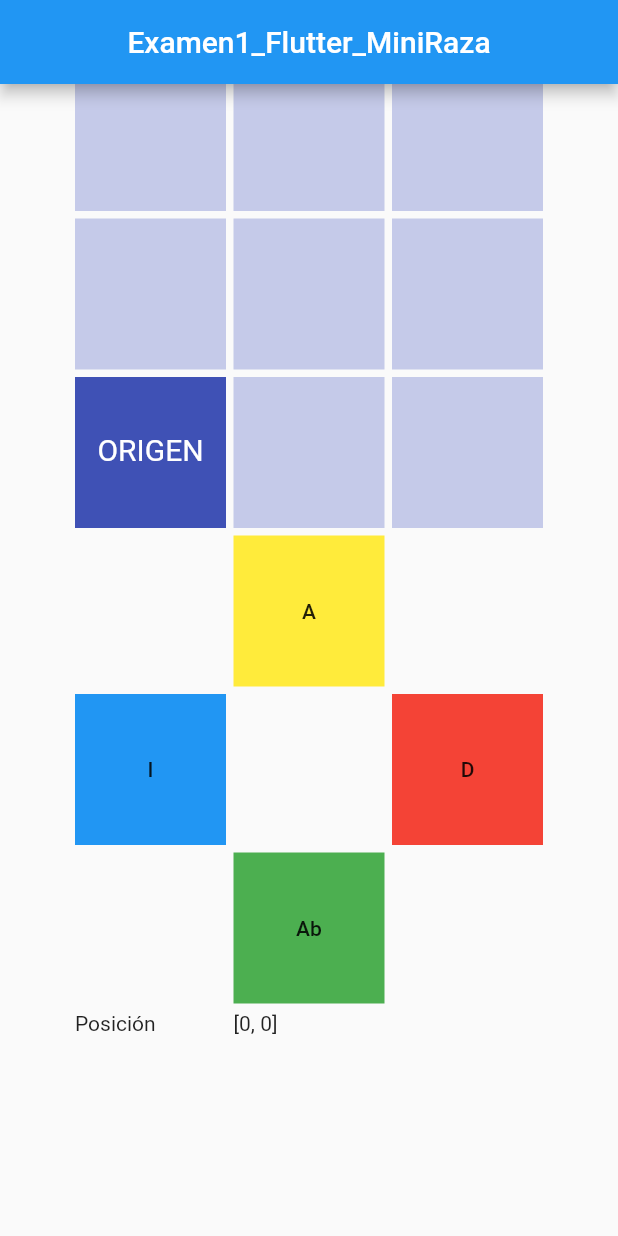
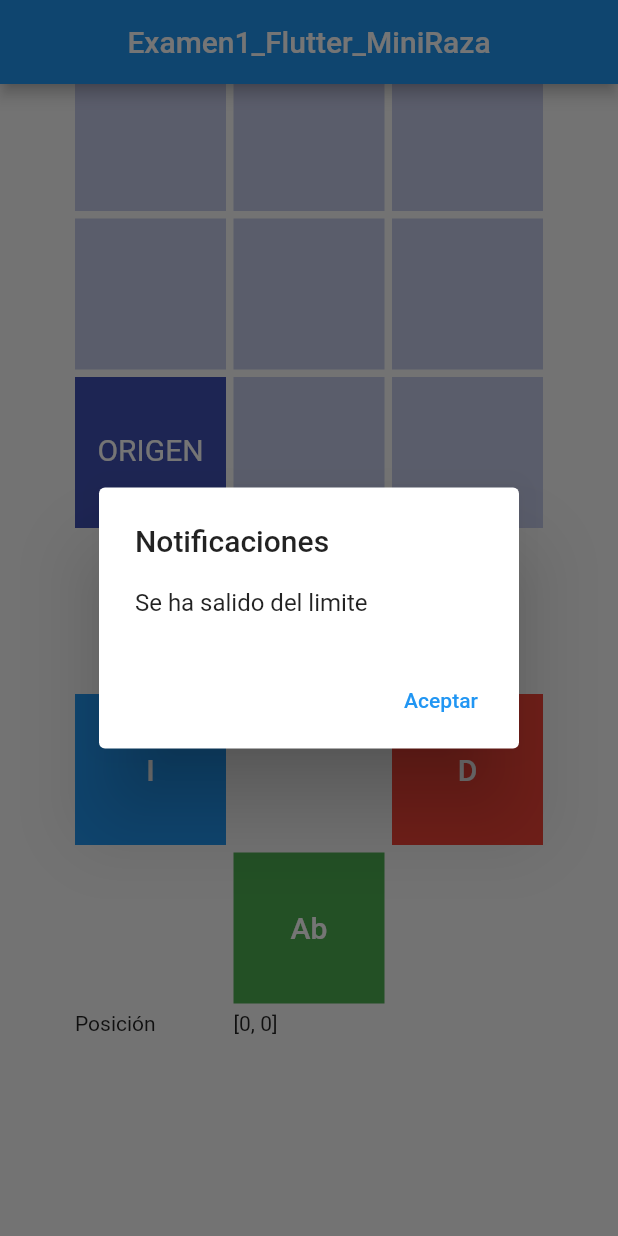
Before and after one commit to VictorMany/DART_P1_MINIRAZA, a Flutter app: the screen it shows after launch, scrolled down 66 dp, after a tap on "Ab", on a phone screen of 412 x 824 dp. Run offline on Flutter 3.47's test engine with Material 2 defaults, Android fonts, the phone set to English and light mode, and no system bars; Roboto replaces fonts that are missing (Karla).

Commit message:
EXAMEN 1 PARCIAL IOS

```diff
--- a/lib/src/pages/control_page.dart
+++ b/lib/src/pages/control_page.dart
@@ -22,6 +22,7 @@ class _ControlPageState extends State<ControlPage> {
   void validar() {
     if (_vertical > 2) {
       texto = "Esta en el limite";
+      _showMyDialog(context);
       _vertical = 0;
       _horizontal = 0;
     }
@@ -29,16 +30,19 @@ class _ControlPageState extends State<ControlPage> {
       _vertical = 0;
       _horizontal = 0;
       texto = "Esta en el limite";
+      _showMyDialog(context);
     }
     if (_horizontal > 2) {
       texto = "Esta en el limite";
       _vertical = 0;
       _horizontal = 0;
+      _showMyDialog(context);
     }
     if (_horizontal < 0) {
       _vertical = 0;
       _horizontal = 0;
       texto = "Esta en el limite";
+      _showMyDialog(context);
     }
   }
 
@@ -154,6 +158,29 @@ class _ControlPageState extends State<ControlPage> {
     }
   }
 
+  Future _showMyDialog(BuildContext context) async {
+    return showDialog(
+      context: context,
+      builder: (_) => _buildAlertDialog(),
+    );
+  }
+
+//ALERTA
+  Widget _buildAlertDialog() {
+    return AlertDialog(
+      title: Text('Notificaciones'),
+      content: Text("Se ha salido del limite"),
+      actions: [
+        FlatButton(
+            child: Text("Aceptar"),
+            textColor: Colors.blue,
+            onPressed: () {
+              Navigator.of(context).pop();
+            })
+      ],
+    );
+  }
+
   void validarGirar() {
     if (_girar > 4) {
       setState(() {
@@ -249,7 +276,14 @@ class _ControlPageState extends State<ControlPage> {
               Container(
                 padding: const EdgeInsets.all(8),
                 child: FlatButton(
-                    child: Text("A"),
+                    child: new Text(
+                      'A',
+                      textAlign: TextAlign.center,
+                      style: TextStyle(
+                          color: Colors.white,
+                          fontSize: 20.0,
+                          fontFamily: 'Karla'),
+                    ),
                     onPressed: () {
                       setState(() {
                         _vertical++;
@@ -268,7 +302,14 @@ class _ControlPageState extends State<ControlPage> {
               Container(
                 padding: const EdgeInsets.all(8),
                 child: FlatButton(
-                    child: Text("I"),
+                    child: new Text(
+                      'I',
+                      textAlign: TextAlign.center,
+                      style: TextStyle(
+                          color: Colors.white,
+                          fontSize: 20.0,
+                          fontFamily: 'Karla'),
+                    ),
                     onPressed: () {
                       setState(() {
                         _horizontal--;
@@ -287,7 +328,14 @@ class _ControlPageState extends State<ControlPage> {
               Container(
                 padding: const EdgeInsets.all(8),
                 child: FlatButton(
-                    child: Text("D"),
+                    child: new Text(
+                      'D',
+                      textAlign: TextAlign.center,
+                      style: TextStyle(
+                          color: Colors.white,
+                          fontSize: 20.0,
+                          fontFamily: 'Karla'),
+                    ),
                     onPressed: () {
                       setState(() {
                         _horizontal++;
@@ -301,11 +349,17 @@ class _ControlPageState extends State<ControlPage> {
                 padding: const EdgeInsets.all(8),
                 //No lleva
               ),
-
               Container(
                 padding: const EdgeInsets.all(8),
                 child: FlatButton(
-                    child: Text("Ab"),
+                    child: new Text(
+                      'Ab',
+                      textAlign: TextAlign.center,
+                      style: TextStyle(
+                          color: Colors.white,
+                          fontSize: 20.0,
+                          fontFamily: 'Karla'),
+                    ),
                     onPressed: () {
                       setState(() {
                         _vertical--;
```
